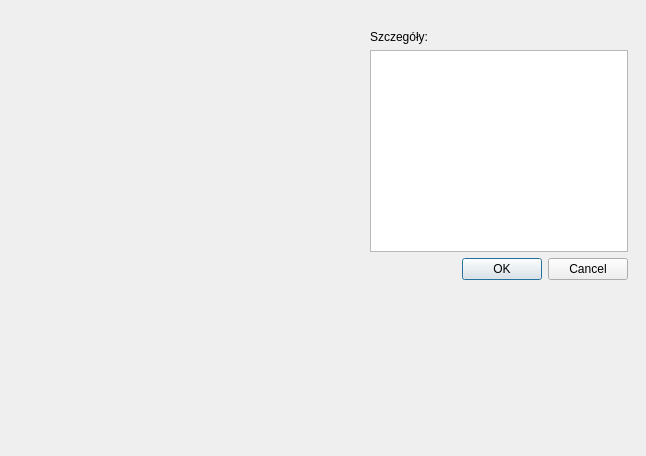
Above: ui/LoadDialog.ui from konserw/koferta before the change. Below: the same form after it.
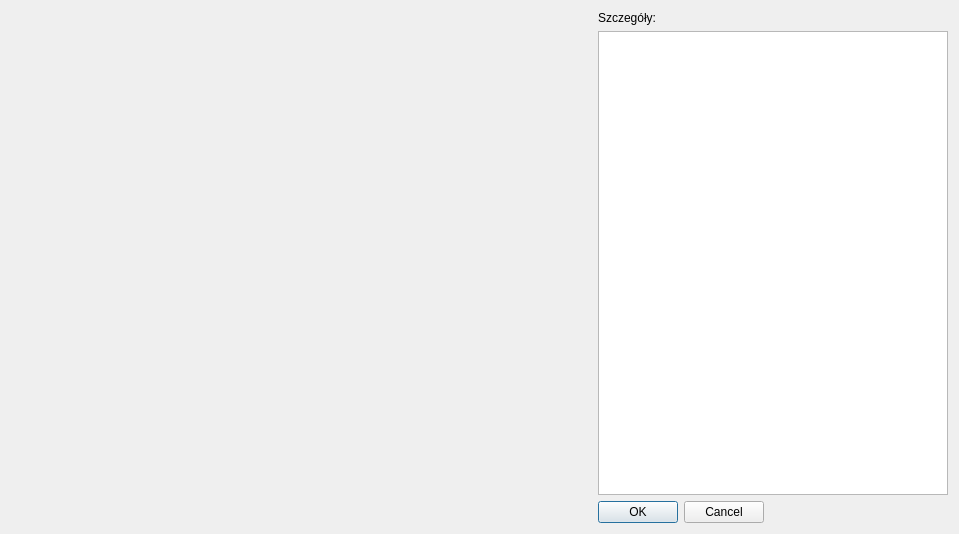
That is the form after the change. Custom widgets are drawn as their Qt base class.

Commit message: szukaj oferty skończone, zaczęte szukaj klienta

```diff
--- a/ui/LoadDialog.ui
+++ b/ui/LoadDialog.ui
@@ -6,25 +6,37 @@
    <rect>
     <x>0</x>
     <y>0</y>
-    <width>646</width>
-    <height>456</height>
+    <width>959</width>
+    <height>534</height>
    </rect>
   </property>
   <property name="windowTitle">
    <string>Wybierz ofertę do wczytania</string>
   </property>
-  <widget class="QWidget" name="">
-   <property name="geometry">
-    <rect>
-     <x>370</x>
-     <y>30</y>
-     <width>258</width>
-     <height>250</height>
-    </rect>
-   </property>
+  <layout class="QHBoxLayout" name="horizontalLayout">
+   <item>
+    <widget class="SzukajOferty" name="widget" native="true">
+     <property name="sizePolicy">
+      <sizepolicy hsizetype="Expanding" vsizetype="Expanding">
+       <horstretch>0</horstretch>
+       <verstretch>0</verstretch>
+      </sizepolicy>
+     </property>
+    </widget>
+   </item>
+   <item>
    <layout class="QVBoxLayout" name="verticalLayout">
+     <property name="sizeConstraint">
+      <enum>QLayout::SetMaximumSize</enum>
+     </property>
     <item>
      <widget class="QLabel" name="label_2">
+       <property name="sizePolicy">
+        <sizepolicy hsizetype="Fixed" vsizetype="Preferred">
+         <horstretch>0</horstretch>
+         <verstretch>0</verstretch>
+        </sizepolicy>
+       </property>
       <property name="text">
        <string>Szczegóły:</string>
       </property>
@@ -32,6 +44,24 @@
     </item>
     <item>
      <widget class="QTextEdit" name="textEdit">
+       <property name="sizePolicy">
+        <sizepolicy hsizetype="Fixed" vsizetype="Expanding">
+         <horstretch>0</horstretch>
+         <verstretch>0</verstretch>
+        </sizepolicy>
+       </property>
+       <property name="minimumSize">
+        <size>
+         <width>350</width>
+         <height>0</height>
+        </size>
+       </property>
+       <property name="baseSize">
+        <size>
+         <width>300</width>
+         <height>400</height>
+        </size>
+       </property>
       <property name="frameShadow">
        <enum>QFrame::Raised</enum>
       </property>
@@ -42,6 +72,12 @@
     </item>
     <item>
      <widget class="QDialogButtonBox" name="buttonBox">
+       <property name="sizePolicy">
+        <sizepolicy hsizetype="Fixed" vsizetype="Fixed">
+         <horstretch>0</horstretch>
+         <verstretch>0</verstretch>
+        </sizepolicy>
+       </property>
       <property name="orientation">
        <enum>Qt::Horizontal</enum>
       </property>
@@ -51,9 +87,17 @@
      </widget>
     </item>
    </layout>
-  </widget>
-  <zorder>label_2</zorder>
- </widget>
+   </item>
+  </layout>
+ </widget>
+ <customwidgets>
+  <customwidget>
+   <class>SzukajOferty</class>
+   <extends>QWidget</extends>
+   <header>SzukajOferty.h</header>
+   <container>1</container>
+  </customwidget>
+ </customwidgets>
  <resources/>
  <connections>
   <connection>
```
Lines whose indentation alone changed are shown as unchanged. The commit also changes 12 other files.
